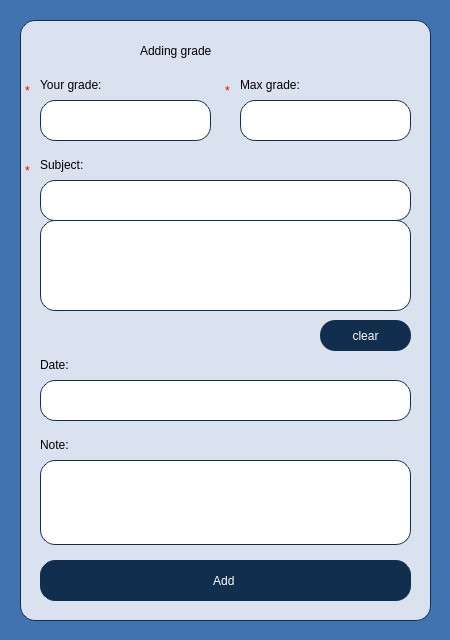
Old version of the form Planner/gradesadding.ui in the repository BeliaViktoria/Planner.
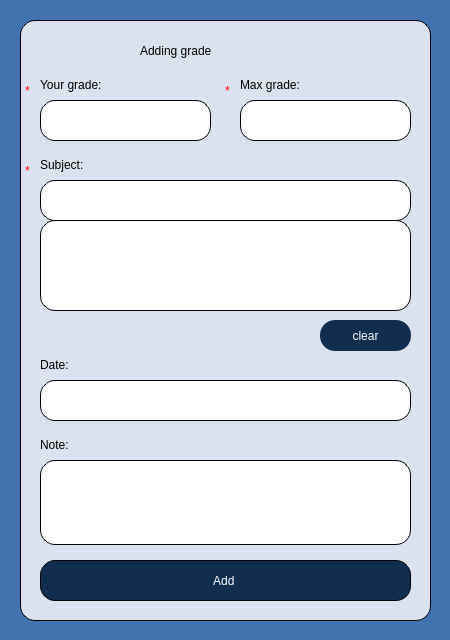
New version of the form.

Commit message: Border Color

The edit to the form file:
```diff
--- a/Planner/gradesadding.ui
+++ b/Planner/gradesadding.ui
@@ -48,7 +48,7 @@
 border-radius:15px;
 border-style: solid;
 border-width: 1px;
-border-color: rgb(18, 46, 79);</string>
+border-color: rgb(0, 0, 0);</string>
    </property>
    <widget class="QPushButton" name="pushButton_Add">
     <property name="geometry">
@@ -70,7 +70,7 @@
 border-radius:15px;
 border-style: solid;
 border-width: 1px;
-border-color: rgb(18, 46, 79);
+border-color: rgb(0, 0, 0);
 font: 75 20pt &quot;Gentium Book Basic&quot;;
 color:white;</string>
     </property>
@@ -110,7 +110,7 @@
 border-radius:15px;
 border-style: solid;
 border-width: 1px;
-border-color: rgb(18, 46, 79);
+border-color: rgb(0, 0, 0);
 font: 14pt &quot;Gentium Book Basic&quot;;
 color:black;</string>
     </property>
@@ -132,7 +132,7 @@
 border-radius:15px;
 border-style: solid;
 border-width: 1px;
-border-color: rgb(18, 46, 79);
+border-color: rgb(0, 0, 0);
 font: 14pt &quot;Gentium Book Basic&quot;;
 color:black;</string>
     </property>
@@ -154,7 +154,7 @@
 border-radius:15px;
 border-style: solid;
 border-width: 1px;
-border-color: rgb(18, 46, 79);
+border-color: rgb(0, 0, 0);
 font: 14pt &quot;Gentium Book Basic&quot;;
 color:black;</string>
     </property>
@@ -176,7 +176,7 @@
 border-radius:15px;
 border-style: solid;
 border-width: 1px;
-border-color: rgb(18, 46, 79);
+border-color: rgb(0, 0, 0);
 font: 14pt &quot;Gentium Book Basic&quot;;
 color:black;</string>
     </property>
@@ -377,7 +377,7 @@
 border-radius:15px;
 border-style: solid;
 border-width: 1px;
-border-color: rgb(18, 46, 79);
+border-color: rgb(0, 0, 0);
 font: 14pt &quot;Gentium Book Basic&quot;;
 color:black;</string>
    </property>
```
The commit also changes 20 other files.
